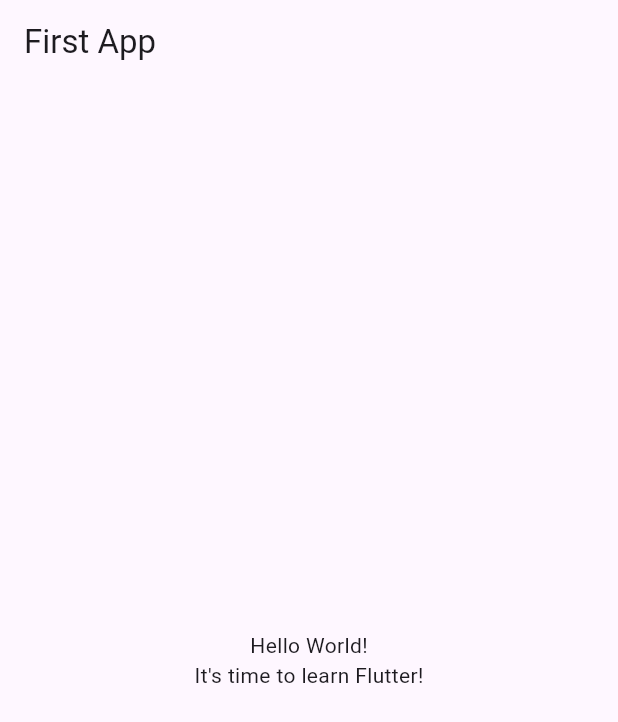
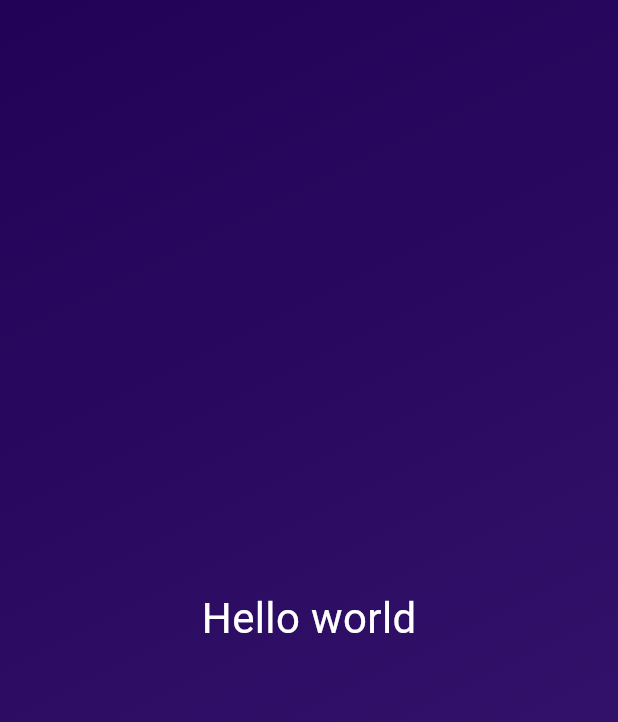
Before and after one commit to DanielNeset/roll_dice_app, a Flutter app: the screen it shows after launch, on a phone screen of 412 x 824 dp. Shown: the top 722 px of the screen. Run offline on Flutter 3.47's test engine with Material 3 defaults, Android fonts, the phone set to English and light mode, and no system bars.

Commit message:
Added background gradient colors and change the text styling

```diff
--- a/lib/main.dart
+++ b/lib/main.dart
@@ -1,37 +1,31 @@
 import 'package:flutter/material.dart';
 
 void main() {
-  runApp(const MyApp());
-}
-
-class MyApp extends StatelessWidget {
-  const MyApp({super.key});
-
-  @override
-  Widget build(BuildContext context) {
-    return MaterialApp(
-      title: 'Flutter Demo',
-      theme: ThemeData(
-        primarySwatch: Colors.blue,
-      ),
+  runApp(
+    MaterialApp(
       home: Scaffold(
-        appBar: AppBar(
-          title: const Text('First App'),
-        ),
-        body: Center(
-          child: Column(
-            mainAxisAlignment: MainAxisAlignment.center,
-            children: const [
-              Text(
-                'Hello World!',
+        body: Container(
+          decoration: const BoxDecoration(
+            gradient: LinearGradient(
+              colors: [
+                Color.fromARGB(255, 33, 2, 86),
+                Color.fromARGB(255, 59, 25, 116)
+              ],
+              begin: Alignment.topLeft,
+              end: Alignment.bottomRight,
+            ),
+          ),
+          child: const Center(
+            child: Text(
+              'Hello world',
+              style: TextStyle(
+                color: Colors.white,
+                fontSize: 28,
               ),
-              Text(
-                'It\'s time to learn Flutter!',
-              ),
-            ],
+            ),
           ),
         ),
       ),
-    );
-  }
+    ),
+  );
 }
```
